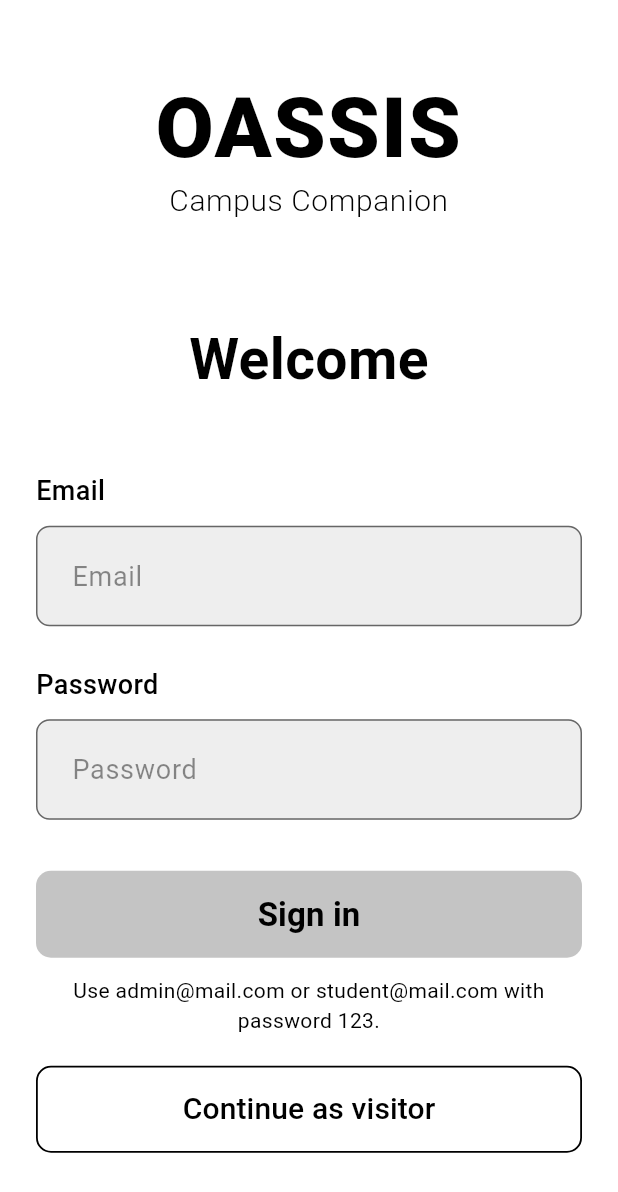
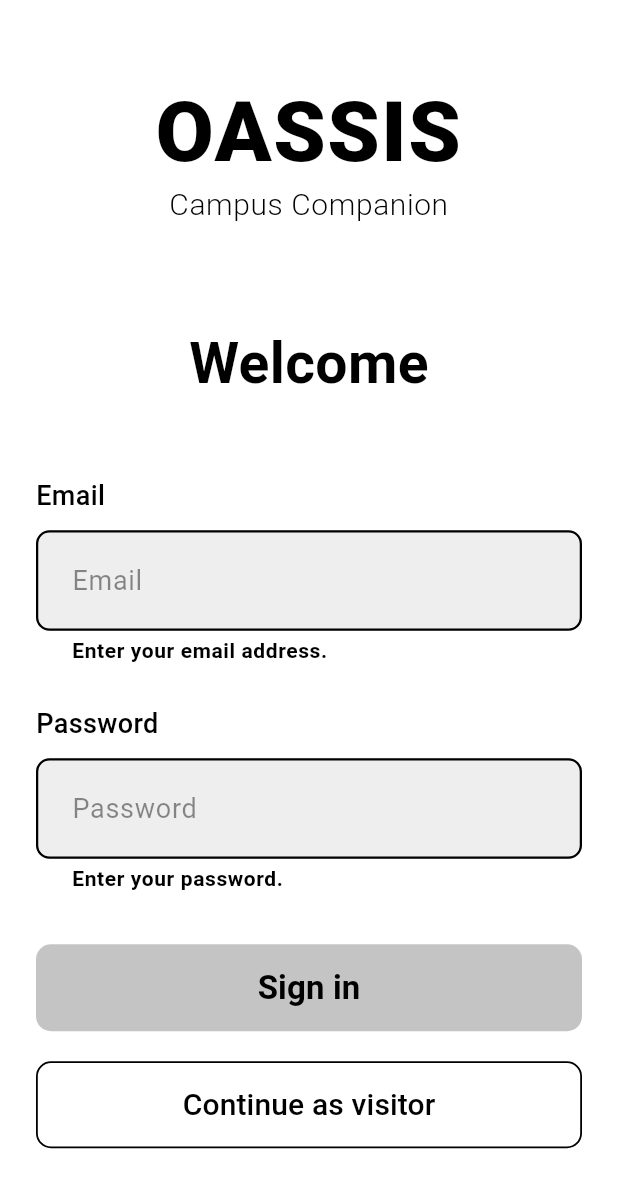
Before and after one commit to hevgabi/O.A.S.S.I.S., a Flutter app: the screen it shows after launch, after a tap on "Sign in", on a phone screen of 412 x 824 dp. Shown: the top 1192 px of the screen. Run offline on Flutter 3.47's test engine with Material 3 defaults, Android fonts, the phone set to English and light mode, and no system bars; accounts and stored records are empty.

Commit message:
Add entry validation and accessibility, extend splash to 4 seconds

```diff
--- a/lib/screens/entry_screen.dart
+++ b/lib/screens/entry_screen.dart
@@ -15,6 +15,10 @@ class _EntryScreenState extends State<EntryScreen> {
   final _emailController = TextEditingController();
   final _passwordController = TextEditingController();
   String? _loginError;
+  String? _emailError;
+  String? _passwordError;
+
+  static final RegExp _emailPattern = RegExp(r'^[^@\s]+@[^@\s]+\.[^@\s]+$');
 
   static const Color black = Colors.black;
   static const Color fieldGray = Color(0xFFEEEEEE);
@@ -29,6 +33,26 @@ class _EntryScreenState extends State<EntryScreen> {
   }
 
   void _signIn() {
+    final email = _emailController.text.trim();
+    final password = _passwordController.text;
+
+    String? emailError;
+    if (email.isEmpty) {
+      emailError = 'Enter your email address.';
+    } else if (!_emailPattern.hasMatch(email)) {
+      emailError = 'Enter a valid email, like name@mail.com.';
+    }
+    final passwordError = password.isEmpty ? 'Enter your password.' : null;
+
+    if (emailError != null || passwordError != null) {
+      setState(() {
+        _emailError = emailError;
+        _passwordError = passwordError;
+        _loginError = null;
+      });
+      return;
+    }
+
     final user = AuthService.instance.signIn(
       email: _emailController.text,
       password: _passwordController.text,
@@ -36,6 +60,8 @@ class _EntryScreenState extends State<EntryScreen> {
 
     if (user == null) {
       setState(() {
+        _emailError = null;
+        _passwordError = null;
         _loginError =
             'Use admin@mail.com or student@mail.com with password 123.';
       });
@@ -56,6 +82,16 @@ class _EntryScreenState extends State<EntryScreen> {
     Navigator.of(context).pushNamed(AppRoutes.visitorChat);
   }
 
+  void _clearErrors() {
+    if (_emailError != null || _passwordError != null || _loginError != null) {
+      setState(() {
+        _emailError = null;
+        _passwordError = null;
+        _loginError = null;
+      });
+    }
+  }
+
   @override
   Widget build(BuildContext context) {
     return Scaffold(
@@ -66,6 +102,7 @@ class _EntryScreenState extends State<EntryScreen> {
             final compact = constraints.maxHeight < 650;
 
             return SingleChildScrollView(
+              keyboardDismissBehavior: ScrollViewKeyboardDismissBehavior.onDrag,
               child: ConstrainedBox(
                 constraints: BoxConstraints(minHeight: constraints.maxHeight),
                 child: Center(
@@ -122,11 +159,19 @@ class _EntryScreenState extends State<EntryScreen> {
                             ),
                           ),
                           const SizedBox(height: 10),
-                          TextField(
+                          Semantics(
+                            label: 'Email address',
+                            textField: true,
+                            child: TextField(
                               controller: _emailController,
                               keyboardType: TextInputType.emailAddress,
                               textInputAction: TextInputAction.next,
-                            decoration: _fieldDecoration('Email'),
+                              onChanged: (_) => _clearErrors(),
+                              decoration: _fieldDecoration(
+                                'Email',
+                                errorText: _emailError,
+                              ),
+                            ),
                           ),
                           const SizedBox(height: 26),
                           const Text(
@@ -138,11 +183,20 @@ class _EntryScreenState extends State<EntryScreen> {
                             ),
                           ),
                           const SizedBox(height: 10),
-                          TextField(
+                          Semantics(
+                            label: 'Password',
+                            textField: true,
+                            child: TextField(
                               controller: _passwordController,
                               obscureText: true,
+                              textInputAction: TextInputAction.done,
+                              onChanged: (_) => _clearErrors(),
                               onSubmitted: (_) => _signIn(),
-                            decoration: _fieldDecoration('Password'),
+                              decoration: _fieldDecoration(
+                                'Password',
+                                errorText: _passwordError,
+                              ),
+                            ),
                           ),
                           const SizedBox(height: 34),
                           SizedBox(
@@ -168,10 +222,13 @@ class _EntryScreenState extends State<EntryScreen> {
                           ),
                           if (_loginError != null) ...[
                             const SizedBox(height: 12),
-                            Text(
+                            Semantics(
+                              liveRegion: true,
+                              child: Text(
                                 _loginError!,
                                 textAlign: TextAlign.center,
                                 style: const TextStyle(color: black),
+                              ),
                             ),
                           ],
                           const SizedBox(height: 20),
@@ -211,9 +268,16 @@ class _EntryScreenState extends State<EntryScreen> {
     );
   }
 
-  InputDecoration _fieldDecoration(String hint) {
+  InputDecoration _fieldDecoration(String hint, {String? errorText}) {
     return InputDecoration(
       hintText: hint,
+      errorText: errorText,
+      errorMaxLines: 2,
+      errorStyle: const TextStyle(
+        color: black,
+        fontSize: 14,
+        fontWeight: FontWeight.w600,
+      ),
       hintStyle: const TextStyle(fontSize: 18, color: Colors.black45),
       filled: true,
       fillColor: fieldGray,
@@ -230,6 +294,14 @@ class _EntryScreenState extends State<EntryScreen> {
         borderRadius: BorderRadius.circular(9),
         borderSide: const BorderSide(color: black, width: 1.5),
       ),
+      errorBorder: OutlineInputBorder(
+        borderRadius: BorderRadius.circular(9),
+        borderSide: const BorderSide(color: black, width: 1.5),
+      ),
+      focusedErrorBorder: OutlineInputBorder(
+        borderRadius: BorderRadius.circular(9),
+        borderSide: const BorderSide(color: black, width: 1.5),
+      ),
     );
   }
 }
```
Lines whose indentation alone changed are shown as unchanged.
